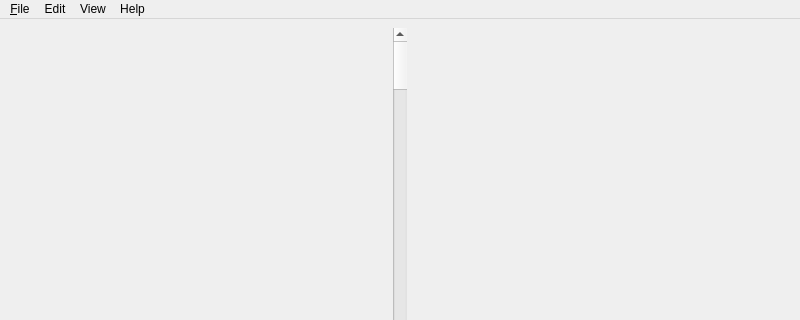
This is hexeditor.ui in PetterS/sexton as Qt 5 draws it before an edit; both pictures show x 0 to 800 and y 0 to 320 of the 800 by 585 pixel window. The edited form follows.
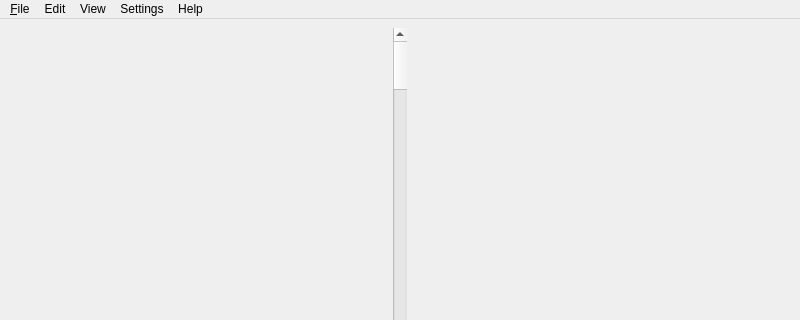
This is the edited form. Icons and pictures are not drawn.

Commit message: Install shortcut on windows.

Patch:
```diff
--- a/hexeditor.ui
+++ b/hexeditor.ui
@@ -75,9 +75,17 @@
     </property>
     <addaction name="actionData_Types"/>
    </widget>
+   <widget class="QMenu" name="menuSettings">
+    <property name="title">
+     <string>Settings</string>
+    </property>
+    <addaction name="actionCreate_Shortcut"/>
+    <addaction name="actionRemove_Shortcut"/>
+   </widget>
    <addaction name="menuFile"/>
    <addaction name="menuEdit"/>
    <addaction name="menuView"/>
+   <addaction name="menuSettings"/>
    <addaction name="menuHelp"/>
   </widget>
   <action name="actionOpen">
```
Left out of the diff: 16 changed lines with no effect on the pictures. The commit also changes 3 other files.
